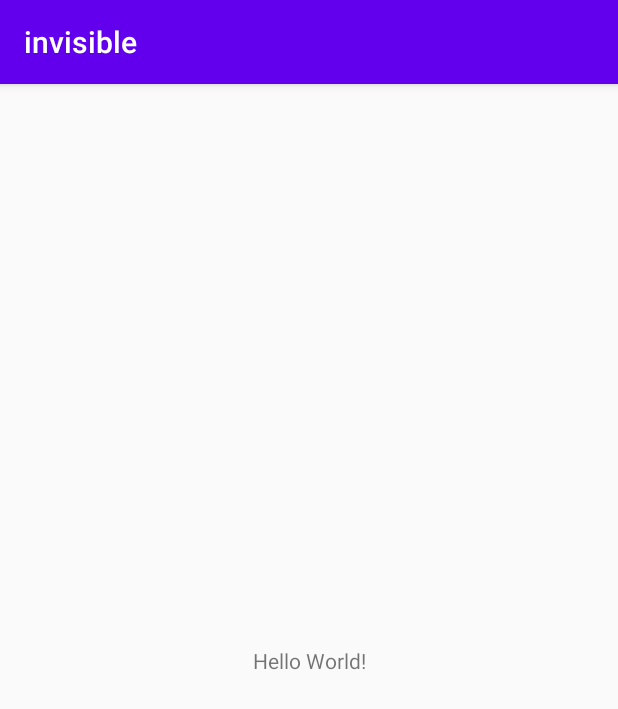
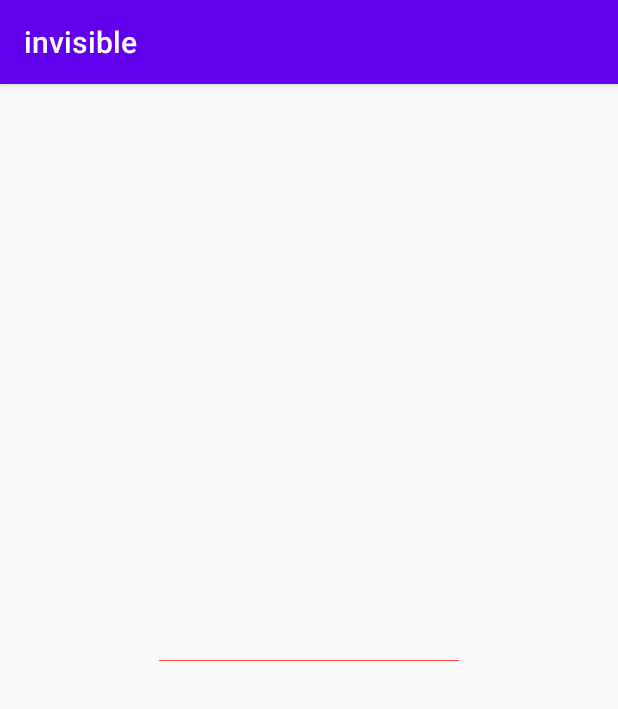
Before and after one commit to YerimYerim/INVISIBLE, an Android app: the screen it shows after launch (MainActivity), on a phone screen of 412 x 824 dp. Shown: the top 709 px of the screen. Run offline under Robolectric (Android 15) with nearby library versions, the phone set to English and light mode, and no system bars.

Commit message:
배경 사이즈 조절

```diff
--- a/invisible/app/src/main/res/drawable/background.xml
+++ b/invisible/app/src/main/res/drawable/background.xml
@@ -2,6 +2,10 @@
 <shape xmlns:android="http://schemas.android.com/apk/res/android"
     android:shape="rectangle"
     >
+    <size
+        android:width="200dp"
+        android:hight="200dp"
+        />
     <solid
         android:color="@android:color/holo_red_light"/>
 </shape>
--- a/invisible/app/src/main/res/layout/activity_main.xml
+++ b/invisible/app/src/main/res/layout/activity_main.xml
@@ -6,13 +6,13 @@
     android:layout_height="match_parent"
     tools:context=".MainActivity">
 
-    <TextView
+    <ImageView
+        android:id="@+id/imageView"
         android:layout_width="wrap_content"
         android:layout_height="wrap_content"
-        android:text="Hello World!"
         app:layout_constraintBottom_toBottomOf="parent"
-        app:layout_constraintLeft_toLeftOf="parent"
-        app:layout_constraintRight_toRightOf="parent"
-        app:layout_constraintTop_toTopOf="parent" />
-
+        app:layout_constraintEnd_toEndOf="parent"
+        app:layout_constraintStart_toStartOf="parent"
+        app:layout_constraintTop_toTopOf="parent"
+        app:srcCompat="@drawable/background" />
 </androidx.constraintlayout.widget.ConstraintLayout>
```
